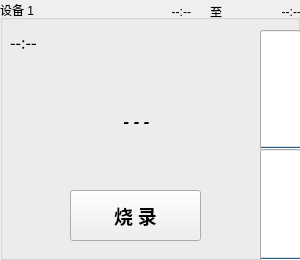
This is Node-Fab/Node-Fab/programwid.ui in ChinaClever/ScalePoint as Qt 5 draws it before an edit. The edited form follows.
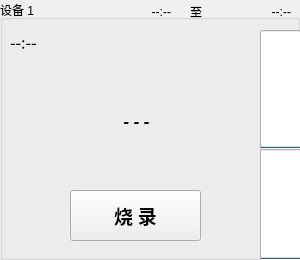
This is the edited form.

Diff of the .ui file:
```diff
--- a/Node-Fab/Node-Fab/programwid.ui
+++ b/Node-Fab/Node-Fab/programwid.ui
@@ -92,9 +92,9 @@
      <widget class="QLabel" name="startLab">
       <property name="geometry">
        <rect>
-        <x>130</x>
+        <x>90</x>
         <y>0</y>
-        <width>61</width>
+        <width>81</width>
         <height>23</height>
        </rect>
       </property>
@@ -108,9 +108,9 @@
      <widget class="QLabel" name="endLab">
       <property name="geometry">
        <rect>
-        <x>240</x>
+        <x>210</x>
         <y>0</y>
-        <width>61</width>
+        <width>81</width>
         <height>23</height>
        </rect>
       </property>
@@ -171,7 +171,7 @@
      <widget class="QLabel" name="label">
       <property name="geometry">
        <rect>
-        <x>210</x>
+        <x>190</x>
         <y>0</y>
         <width>21</width>
         <height>23</height>
```
